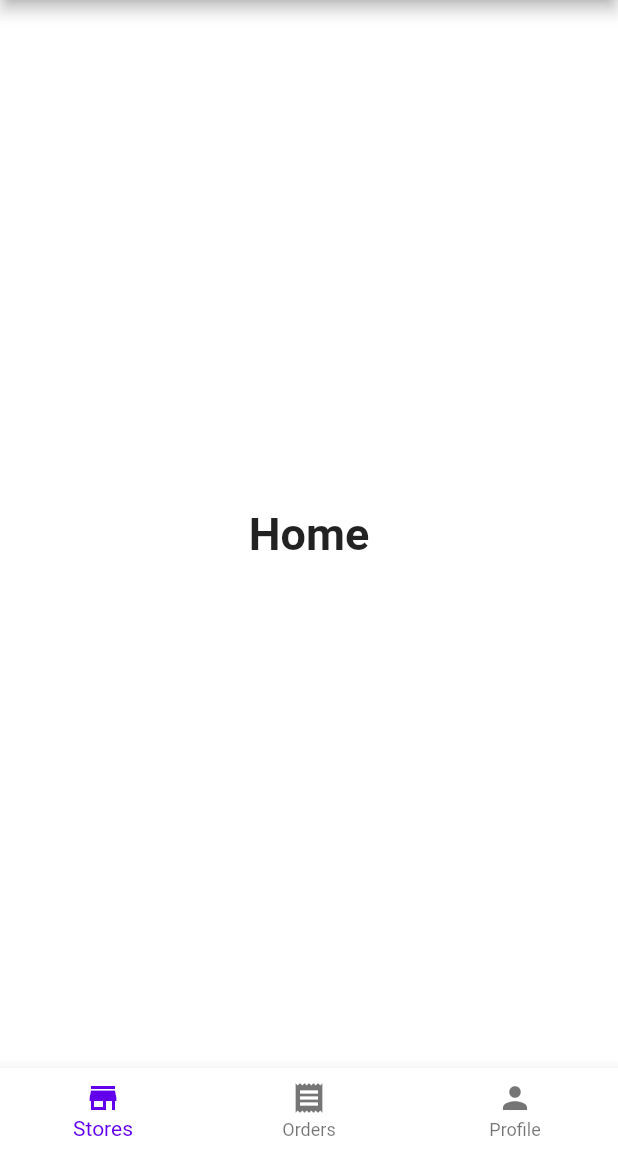
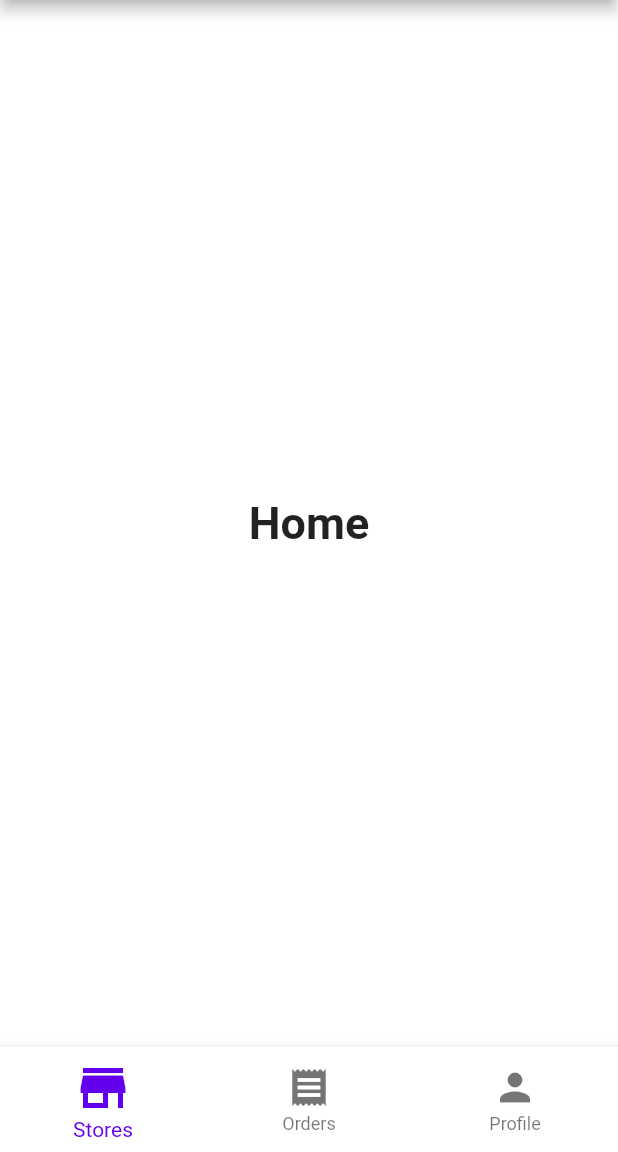
Before and after one commit to varmeh/botigaApp, a Flutter app: the screen it shows after launch, on a phone screen of 412 x 824 dp, the part 84-1236 px from its top. Run offline on Flutter 3.47's test engine with Material 2 defaults, Android fonts, the phone set to English and light mode, and no system bars.

Commit message:
resize nav bar item icons

```diff
--- a/lib/screens/tabbar/tabbar.dart
+++ b/lib/screens/tabbar/tabbar.dart
@@ -42,6 +42,8 @@ class _TabbarState extends State<Tabbar> {
         ),
       ),
       bottomNavigationBar: BottomNavigationBar(
+        selectedIconTheme: IconThemeData(size: 40),
+        unselectedIconTheme: IconThemeData(size: 30),
         items: const [
           BottomNavigationBarItem(
             icon: const Icon(Icons.store),
```
